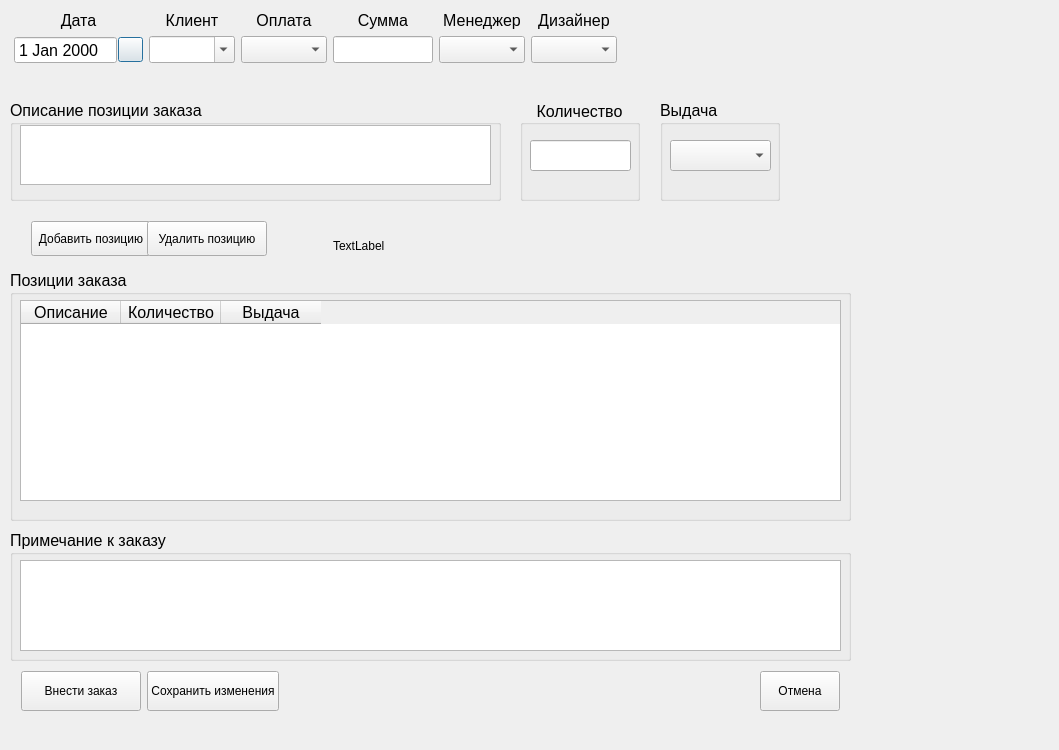
AndreyGovnocoder/GooseRepository, file CreateOrderDialog.ui: the form before one commit.
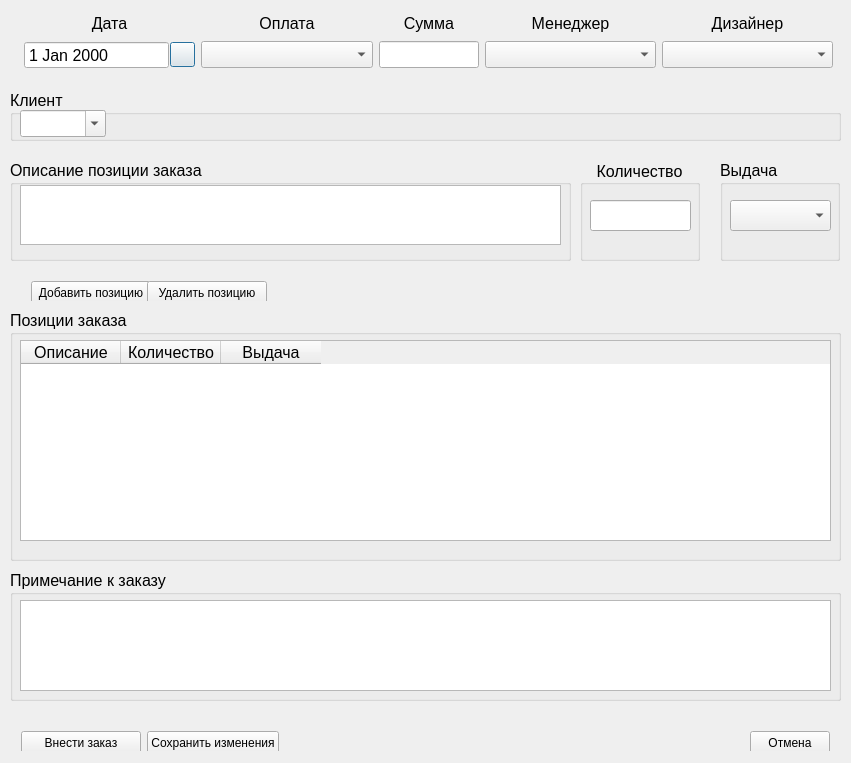
The form after the commit.

The edit to the form file:
```diff
--- a/CreateOrderDialog.ui
+++ b/CreateOrderDialog.ui
@@ -6,32 +6,19 @@
    <rect>
     <x>0</x>
     <y>0</y>
-    <width>1059</width>
-    <height>750</height>
+    <width>851</width>
+    <height>763</height>
    </rect>
   </property>
   <property name="windowTitle">
    <string>CreateOrderDialog</string>
   </property>
-  <widget class="QLabel" name="label">
-   <property name="geometry">
-    <rect>
-     <x>333</x>
-     <y>230</y>
-     <width>131</width>
-     <height>31</height>
-    </rect>
-   </property>
-   <property name="text">
-    <string>TextLabel</string>
-   </property>
-  </widget>
   <widget class="QGroupBox" name="positionsGroupBox">
    <property name="geometry">
     <rect>
      <x>10</x>
-     <y>270</y>
-     <width>841</width>
+     <y>310</y>
+     <width>831</width>
      <height>251</height>
     </rect>
    </property>
@@ -48,7 +35,7 @@
      <rect>
       <x>10</x>
       <y>30</y>
-      <width>821</width>
+      <width>811</width>
       <height>201</height>
      </rect>
     </property>
@@ -59,7 +46,7 @@
      </sizepolicy>
     </property>
     <property name="editTriggers">
-     <set>QAbstractItemView::AnyKeyPressed|QAbstractItemView::CurrentChanged|QAbstractItemView::DoubleClicked|QAbstractItemView::SelectedClicked</set>
+     <set>QAbstractItemView::DoubleClicked</set>
     </property>
     <property name="selectionMode">
      <enum>QAbstractItemView::SingleSelection</enum>
@@ -108,9 +95,9 @@
   <widget class="QWidget" name="gridLayoutWidget">
    <property name="geometry">
     <rect>
-     <x>3</x>
+     <x>13</x>
      <y>0</y>
-     <width>1184</width>
+     <width>831</width>
      <height>80</height>
     </rect>
    </property>
@@ -121,9 +108,9 @@
    </property>
    <layout class="QGridLayout" name="gridLayout">
     <property name="sizeConstraint">
-     <enum>QLayout::SetFixedSize</enum>
+     <enum>QLayout::SetDefaultConstraint</enum>
     </property>
-    <item row="0" column="5">
+    <item row="0" column="4">
      <widget class="QLabel" name="designerLabel">
       <property name="font">
        <font>
@@ -138,37 +125,7 @@
       </property>
      </widget>
     </item>
-    <item row="0" column="0">
-     <widget class="QLabel" name="dateLabel">
-      <property name="font">
-       <font>
-        <pointsize>12</pointsize>
-       </font>
-      </property>
-      <property name="text">
-       <string>Дата</string>
-      </property>
-      <property name="alignment">
-       <set>Qt::AlignCenter</set>
-      </property>
-     </widget>
-    </item>
-    <item row="0" column="4">
-     <widget class="QLabel" name="managerLabel">
-      <property name="font">
-       <font>
-        <pointsize>12</pointsize>
-       </font>
-      </property>
-      <property name="text">
-       <string>Менеджер</string>
-      </property>
-      <property name="alignment">
-       <set>Qt::AlignCenter</set>
-      </property>
-     </widget>
-    </item>
-    <item row="0" column="3">
+    <item row="0" column="2">
      <widget class="QLabel" name="amountLabel">
       <property name="font">
        <font>
@@ -183,7 +140,7 @@
       </property>
      </widget>
     </item>
-    <item row="0" column="2">
+    <item row="0" column="1">
      <widget class="QLabel" name="paymentLabel">
       <property name="font">
        <font>
@@ -198,50 +155,65 @@
       </property>
      </widget>
     </item>
-    <item row="0" column="1">
-     <widget class="QLabel" name="clientLabel">
-      <property name="font">
-       <font>
-        <pointsize>12</pointsize>
-       </font>
-      </property>
-      <property name="text">
-       <string>Клиент</string>
-      </property>
-      <property name="alignment">
-       <set>Qt::AlignCenter</set>
-      </property>
-     </widget>
-    </item>
     <item row="1" column="3">
-     <widget class="QLineEdit" name="amountLineEdit">
-      <property name="minimumSize">
-       <size>
-        <width>100</width>
-        <height>0</height>
-       </size>
-      </property>
-      <property name="maximumSize">
-       <size>
-        <width>100</width>
-        <height>16777215</height>
-       </size>
-      </property>
-     </widget>
+     <widget class="QComboBox" name="managersComboBox"/>
     </item>
-    <item row="1" column="2">
+    <item row="1" column="1">
      <widget class="QComboBox" name="paymentComboBox">
       <property name="currentIndex">
        <number>-1</number>
       </property>
      </widget>
     </item>
+    <item row="0" column="0">
+     <widget class="QLabel" name="dateLabel">
+      <property name="font">
+       <font>
+        <pointsize>12</pointsize>
+       </font>
+      </property>
+      <property name="text">
+       <string>Дата</string>
+      </property>
+      <property name="alignment">
+       <set>Qt::AlignCenter</set>
+      </property>
+     </widget>
+    </item>
     <item row="1" column="4">
-     <widget class="QComboBox" name="managersComboBox"/>
-    </item>
-    <item row="1" column="5">
      <widget class="QComboBox" name="designersComboBox"/>
     </item>
+    <item row="1" column="2">
+     <widget class="QLineEdit" name="amountLineEdit">
+      <property name="minimumSize">
+       <size>
+        <width>100</width>
+        <height>0</height>
+       </size>
+      </property>
+      <property name="maximumSize">
+       <size>
+        <width>100</width>
+        <height>16777215</height>
+       </size>
+      </property>
+     </widget>
+    </item>
+    <item row="0" column="3">
+     <widget class="QLabel" name="managerLabel">
+      <property name="font">
+       <font>
+        <pointsize>12</pointsize>
+       </font>
+      </property>
+      <property name="text">
+       <string>Менеджер</string>
+      </property>
+      <property name="alignment">
+       <set>Qt::AlignCenter</set>
+      </property>
+     </widget>
+    </item>
     <item row="1" column="0">
      <layout class="QHBoxLayout" name="horizontalLayout">
       <property name="spacing">
@@ -299,50 +271,15 @@
       </item>
      </layout>
     </item>
-    <item row="1" column="1">
-     <layout class="QHBoxLayout" name="horizontalLayout_4">
-      <item>
-       <widget class="QComboBox" name="clientsComboBox">
-        <property name="sizePolicy">
-         <sizepolicy hsizetype="Preferred" vsizetype="Fixed">
-          <horstretch>0</horstretch>
-          <verstretch>0</verstretch>
-         </sizepolicy>
-        </property>
-        <property name="minimumSize">
-         <size>
-          <width>0</width>
-          <height>0</height>
-         </size>
-        </property>
-        <property name="maximumSize">
-         <size>
-          <width>16777215</width>
-          <height>16777215</height>
-         </size>
-        </property>
-        <property name="editable">
-         <bool>true</bool>
-        </property>
-        <property name="maxVisibleItems">
-         <number>15</number>
-        </property>
-        <property name="sizeAdjustPolicy">
-         <enum>QComboBox::AdjustToContents</enum>
-        </property>
-       </widget>
-      </item>
-     </layout>
-    </item>
    </layout>
   </widget>
   <widget class="QWidget" name="horizontalLayoutWidget">
    <property name="geometry">
     <rect>
      <x>20</x>
-     <y>210</y>
+     <y>270</y>
      <width>248</width>
-     <height>51</height>
+     <height>31</height>
     </rect>
    </property>
    <layout class="QHBoxLayout" name="horizontalLayout_2">
@@ -351,7 +288,7 @@
       <property name="minimumSize">
        <size>
         <width>120</width>
-        <height>35</height>
+        <height>23</height>
        </size>
       </property>
       <property name="text">
@@ -364,7 +301,7 @@
       <property name="minimumSize">
        <size>
         <width>120</width>
-        <height>35</height>
+        <height>23</height>
        </size>
       </property>
       <property name="text">
@@ -377,8 +314,8 @@
   <widget class="QGroupBox" name="quantityGroupBox">
    <property name="geometry">
     <rect>
-     <x>520</x>
-     <y>100</y>
+     <x>580</x>
+     <y>160</y>
      <width>120</width>
      <height>101</height>
     </rect>
@@ -417,9 +354,9 @@
    <property name="geometry">
     <rect>
      <x>10</x>
-     <y>660</y>
-     <width>841</width>
-     <height>51</height>
+     <y>720</y>
+     <width>831</width>
+     <height>31</height>
     </rect>
    </property>
    <layout class="QHBoxLayout" name="horizontalLayout_3">
@@ -428,7 +365,7 @@
       <property name="minimumSize">
        <size>
         <width>120</width>
-        <height>40</height>
+        <height>23</height>
        </size>
       </property>
       <property name="text">
@@ -444,7 +381,7 @@
       <property name="minimumSize">
        <size>
         <width>120</width>
-        <height>40</height>
+        <height>23</height>
        </size>
       </property>
       <property name="text">
@@ -470,7 +407,7 @@
       <property name="minimumSize">
        <size>
         <width>0</width>
-        <height>40</height>
+        <height>23</height>
        </size>
       </property>
       <property name="text">
@@ -484,8 +421,8 @@
    <property name="geometry">
     <rect>
      <x>10</x>
-     <y>100</y>
-     <width>491</width>
+     <y>160</y>
+     <width>561</width>
      <height>101</height>
     </rect>
    </property>
@@ -502,7 +439,7 @@
      <rect>
       <x>10</x>
       <y>25</y>
-      <width>471</width>
+      <width>541</width>
       <height>60</height>
      </rect>
     </property>
@@ -512,8 +449,8 @@
    <property name="geometry">
     <rect>
      <x>10</x>
-     <y>530</y>
-     <width>841</width>
+     <y>570</y>
+     <width>831</width>
      <height>131</height>
     </rect>
    </property>
@@ -530,7 +467,7 @@
      <rect>
       <x>10</x>
       <y>30</y>
-      <width>821</width>
+      <width>811</width>
       <height>91</height>
      </rect>
     </property>
@@ -539,8 +476,8 @@
   <widget class="QGroupBox" name="issueGroupBox">
    <property name="geometry">
     <rect>
-     <x>660</x>
-     <y>100</y>
+     <x>720</x>
+     <y>160</y>
      <width>120</width>
      <height>101</height>
     </rect>
@@ -564,6 +501,61 @@
     </property>
    </widget>
   </widget>
+  <widget class="QGroupBox" name="groupBox">
+   <property name="geometry">
+    <rect>
+     <x>10</x>
+     <y>90</y>
+     <width>831</width>
+     <height>51</height>
+    </rect>
+   </property>
+   <property name="font">
+    <font>
+     <pointsize>12</pointsize>
+    </font>
+   </property>
+   <property name="title">
+    <string>Клиент</string>
+   </property>
+   <widget class="QComboBox" name="clientsComboBox">
+    <property name="geometry">
+     <rect>
+      <x>10</x>
+      <y>20</y>
+      <width>83</width>
+      <height>25</height>
+     </rect>
+    </property>
+    <property name="sizePolicy">
+     <sizepolicy hsizetype="Preferred" vsizetype="Fixed">
+      <horstretch>0</horstretch>
+      <verstretch>0</verstretch>
+     </sizepolicy>
+    </property>
+    <property name="minimumSize">
+     <size>
+      <width>0</width>
+      <height>0</height>
+     </size>
+    </property>
+    <property name="maximumSize">
+     <size>
+      <width>16777215</width>
+      <height>16777215</height>
+     </size>
+    </property>
+    <property name="editable">
+     <bool>true</bool>
+    </property>
+    <property name="maxVisibleItems">
+     <number>15</number>
+    </property>
+    <property name="sizeAdjustPolicy">
+     <enum>QComboBox::AdjustToContents</enum>
+    </property>
+   </widget>
+  </widget>
  </widget>
  <layoutdefault spacing="6" margin="11"/>
  <resources/>
```
